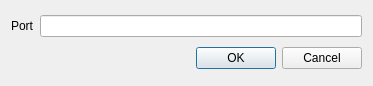
Old version of the form gui/StartServerDlg.ui in the repository sicus/RemoteClipboard.
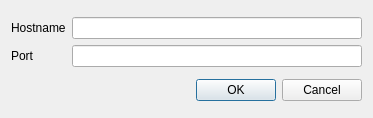
New version of the form.

```diff
--- a/gui/StartServerDlg.ui
+++ b/gui/StartServerDlg.ui
@@ -7,7 +7,7 @@
     <x>0</x>
     <y>0</y>
     <width>373</width>
-    <height>86</height>
+    <height>118</height>
    </rect>
   </property>
   <property name="windowTitle">
@@ -15,17 +15,27 @@
   </property>
   <layout class="QVBoxLayout" name="verticalLayout">
    <item>
-    <layout class="QHBoxLayout" name="horizontalLayout">
-     <item>
+    <layout class="QGridLayout" name="gridLayout">
+     <item row="1" column="0">
       <widget class="QLabel" name="label">
        <property name="text">
         <string>Port</string>
        </property>
       </widget>
      </item>
-     <item>
+     <item row="1" column="1">
       <widget class="QLineEdit" name="PortLE"/>
      </item>
+     <item row="0" column="0">
+      <widget class="QLabel" name="label_2">
+       <property name="text">
+        <string>Hostname</string>
+       </property>
+      </widget>
+     </item>
+     <item row="0" column="1">
+      <widget class="QLineEdit" name="HostnameLE"/>
+     </item>
     </layout>
    </item>
    <item>
```
